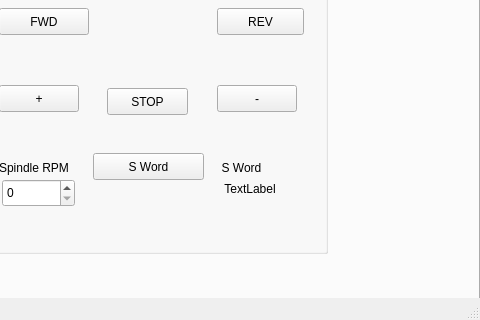
Before: the Qt Designer form examples/rpi_mill_3/rpi_mill_3.ui in jethornton/flexgui, drawn with Qt 5; both pictures show x 320 to 800 and y 160 to 480 of the 800 by 480 pixel window.
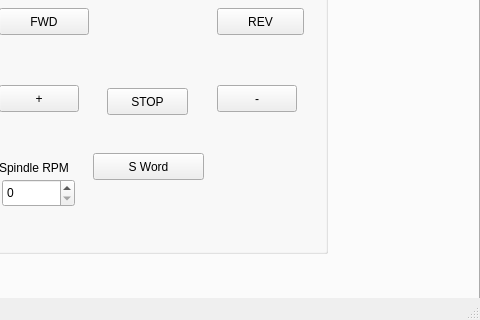
After: the same form once the commit is applied. The open tabs and pages were chosen to show the change.

Commit message: 12/08/2025 remove settings_speed_lb from examples

Diff of the .ui file:
```diff
--- a/examples/rpi_mill_3/rpi_mill_3.ui
+++ b/examples/rpi_mill_3/rpi_mill_3.ui
@@ -2593,38 +2593,6 @@
         <string>Spindle RPM</string>
        </property>
       </widget>
-      <widget class="QLabel" name="settings_speed_lb">
-       <property name="geometry">
-        <rect>
-         <x>230</x>
-         <y>241</y>
-         <width>66</width>
-         <height>19</height>
-        </rect>
-       </property>
-       <property name="text">
-        <string>TextLabel</string>
-       </property>
-       <property name="alignment">
-        <set>Qt::AlignCenter</set>
-       </property>
-      </widget>
-      <widget class="QLabel" name="label_38">
-       <property name="geometry">
-        <rect>
-         <x>230</x>
-         <y>220</y>
-         <width>49</width>
-         <height>19</height>
-        </rect>
-       </property>
-       <property name="text">
-        <string>S Word</string>
-       </property>
-       <property name="alignment">
-        <set>Qt::AlignCenter</set>
-       </property>
-      </widget>
       <widget class="QPushButton" name="spindle_stop_pb">
        <property name="geometry">
         <rect>
```
Left out of the diff: 2 changed lines with no effect on the pictures. The commit also changes 7 other files.
